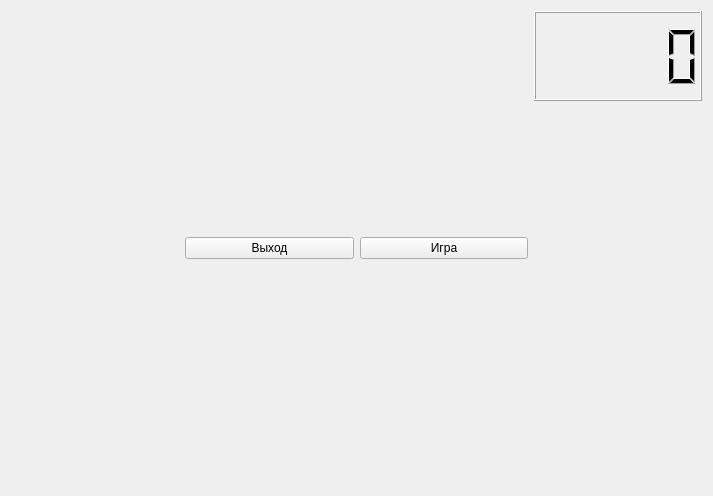
Old version of the form widget.ui in the repository IvanProtsenko/game_balls.
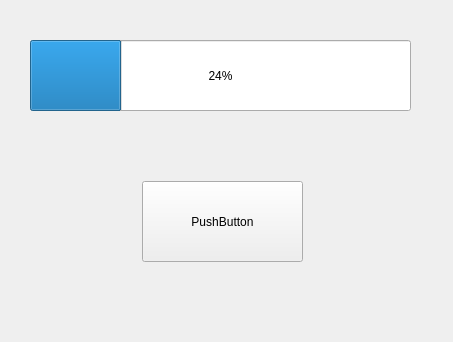
New version of the form.

The edit to the form file:
```diff
--- a/widget.ui
+++ b/widget.ui
@@ -6,103 +6,39 @@
    <rect>
     <x>0</x>
     <y>0</y>
-    <width>713</width>
-    <height>496</height>
+    <width>453</width>
+    <height>342</height>
    </rect>
   </property>
   <property name="windowTitle">
    <string>Widget</string>
   </property>
-  <layout class="QVBoxLayout" name="verticalLayout">
-   <item>
-    <layout class="QHBoxLayout" name="horizontalLayout_3">
-     <item>
-      <layout class="QHBoxLayout" name="horizontalLayout">
-       <item>
-        <widget class="QLabel" name="label_3">
-         <property name="text">
-          <string/>
-         </property>
-        </widget>
-       </item>
-      </layout>
-     </item>
-     <item>
-      <layout class="QHBoxLayout" name="horizontalLayout_7">
-       <item>
-        <widget class="QPushButton" name="pushButton">
-         <property name="text">
-          <string>Выход</string>
-         </property>
-        </widget>
-       </item>
-      </layout>
-     </item>
-     <item>
-      <layout class="QVBoxLayout" name="verticalLayout_3">
-       <item>
-        <widget class="QPushButton" name="pushButton_2">
-         <property name="text">
-          <string>Игра</string>
-         </property>
-        </widget>
-       </item>
-      </layout>
-     </item>
-     <item>
-      <layout class="QVBoxLayout" name="verticalLayout_2">
-       <item>
-        <widget class="QLCDNumber" name="lcdNumber"/>
-       </item>
-       <item>
-        <layout class="QHBoxLayout" name="horizontalLayout_6">
-         <item>
-          <widget class="QLabel" name="label_7">
-           <property name="text">
-            <string/>
-           </property>
-          </widget>
-         </item>
-        </layout>
-       </item>
-       <item>
-        <layout class="QHBoxLayout" name="horizontalLayout_8">
-         <item>
-          <widget class="QLabel" name="label_6">
-           <property name="text">
-            <string/>
-           </property>
-          </widget>
-         </item>
-        </layout>
-       </item>
-       <item>
-        <layout class="QHBoxLayout" name="horizontalLayout_5">
-         <item>
-          <widget class="QLabel" name="label_5">
-           <property name="text">
-            <string/>
-           </property>
-          </widget>
-         </item>
-        </layout>
-       </item>
-       <item>
-        <layout class="QHBoxLayout" name="horizontalLayout_4">
-         <item>
-          <widget class="QLabel" name="label_4">
-           <property name="text">
-            <string/>
-           </property>
-          </widget>
-         </item>
-        </layout>
-       </item>
-      </layout>
-     </item>
-    </layout>
-   </item>
-  </layout>
+  <widget class="QPushButton" name="pushButton">
+   <property name="geometry">
+    <rect>
+     <x>142</x>
+     <y>181</y>
+     <width>161</width>
+     <height>81</height>
+    </rect>
+   </property>
+   <property name="text">
+    <string>PushButton</string>
+   </property>
+  </widget>
+  <widget class="QProgressBar" name="progressBar">
+   <property name="geometry">
+    <rect>
+     <x>30</x>
+     <y>40</y>
+     <width>381</width>
+     <height>71</height>
+    </rect>
+   </property>
+   <property name="value">
+    <number>24</number>
+   </property>
+  </widget>
  </widget>
  <layoutdefault spacing="6" margin="11"/>
  <resources/>
```
